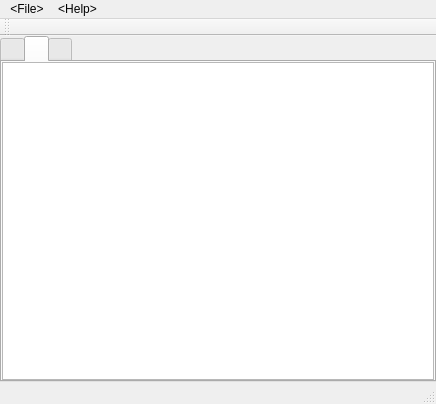
Qt form mainwindow.ui (Gota7/CoinKiller) before a commit.
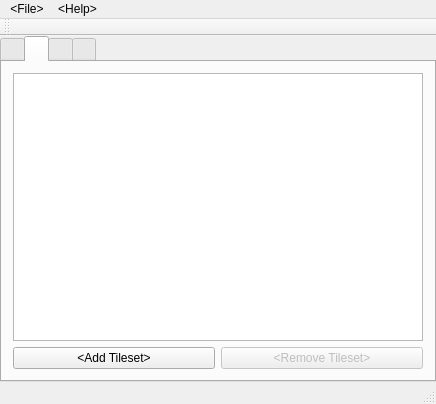
The same form after that commit. The open tabs and pages were chosen to show the change.

Diff of the .ui file:
```diff
--- a/mainwindow.ui
+++ b/mainwindow.ui
@@ -72,18 +72,6 @@
         <string>&lt;Tilesets&gt;</string>
        </attribute>
        <layout class="QVBoxLayout" name="verticalLayout_3">
-        <property name="leftMargin">
-         <number>0</number>
-        </property>
-        <property name="topMargin">
-         <number>0</number>
-        </property>
-        <property name="rightMargin">
-         <number>0</number>
-        </property>
-        <property name="bottomMargin">
-         <number>0</number>
-        </property>
         <item>
          <widget class="QTreeView" name="tilesetView">
           <property name="editTriggers">
@@ -94,6 +82,27 @@
           </property>
          </widget>
         </item>
+        <item>
+         <layout class="QHBoxLayout" name="horizontalLayout_2">
+          <item>
+           <widget class="QPushButton" name="addTilesetBtn">
+            <property name="text">
+             <string>&lt;Add Tileset&gt;</string>
+            </property>
+           </widget>
+          </item>
+          <item>
+           <widget class="QPushButton" name="removeTilesetBtn">
+            <property name="enabled">
+             <bool>false</bool>
+            </property>
+            <property name="text">
+             <string>&lt;Remove Tileset&gt;</string>
+            </property>
+           </widget>
+          </item>
+         </layout>
+        </item>
        </layout>
       </widget>
       <widget class="QWidget" name="tab_settings">
@@ -124,6 +133,20 @@
         </item>
        </layout>
       </widget>
+      <widget class="QWidget" name="tab">
+       <attribute name="title">
+        <string>&lt;Tools&gt;</string>
+       </attribute>
+       <layout class="QVBoxLayout" name="verticalLayout_6">
+        <item>
+         <widget class="QPushButton" name="openSarcExplorerBtn">
+          <property name="text">
+           <string>&lt;Sarc Explorer&gt;</string>
+          </property>
+         </widget>
+        </item>
+       </layout>
+      </widget>
      </widget>
     </item>
    </layout>
```
Left out of the diff: 5 changed lines with no effect on the pictures.
